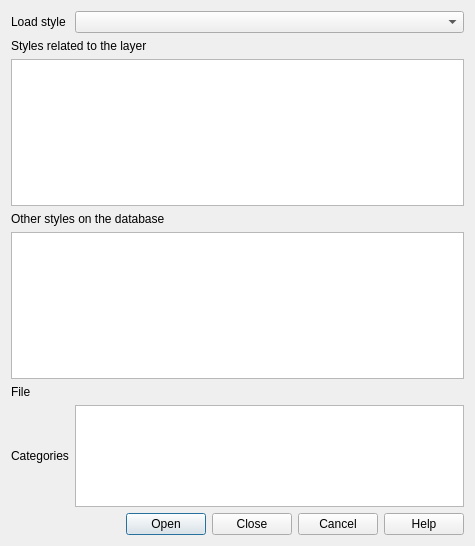
Before: the Qt Designer form src/ui/qgsvectorlayerloadstyledialog.ui in qgis/QGIS, drawn with Qt 5.
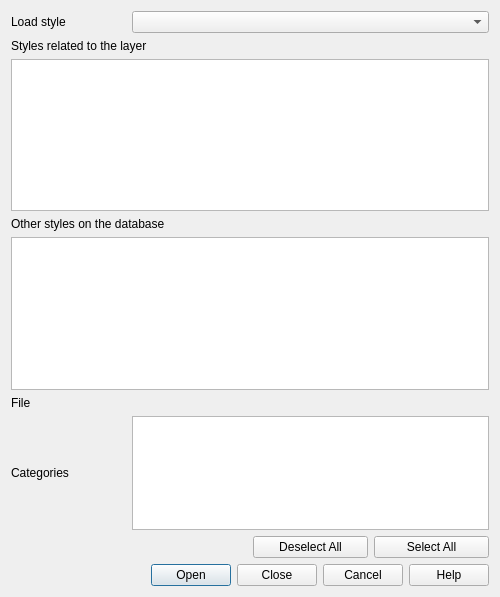
After: the same form once the commit is applied. Custom widgets are drawn as their Qt base class.

Commit message: add select/deselect all stlyle categories

Diff of the .ui file:
```diff
--- a/src/ui/qgsvectorlayerloadstyledialog.ui
+++ b/src/ui/qgsvectorlayerloadstyledialog.ui
@@ -6,8 +6,8 @@
    <rect>
     <x>0</x>
     <y>0</y>
-    <width>475</width>
-    <height>546</height>
+    <width>500</width>
+    <height>597</height>
    </rect>
   </property>
   <property name="sizePolicy">
@@ -23,19 +23,6 @@
    <bool>true</bool>
   </property>
   <layout class="QGridLayout" name="gridLayout">
-   <item row="0" column="1">
-    <widget class="QComboBox" name="mStyleTypeComboBox"/>
-   </item>
-   <item row="2" column="0">
-    <widget class="QLabel" name="mFileLabel">
-     <property name="text">
-      <string>File</string>
-     </property>
-    </widget>
-   </item>
-   <item row="2" column="1">
-    <widget class="QgsFileWidget" name="mFileWidget" native="true"/>
-   </item>
    <item row="0" column="0">
     <widget class="QLabel" name="mModeLabel">
      <property name="text">
@@ -43,24 +30,7 @@
      </property>
     </widget>
    </item>
-   <item row="3" column="0">
-    <widget class="QLabel" name="label_4">
-     <property name="text">
-      <string>Categories</string>
-     </property>
-    </widget>
-   </item>
-   <item row="3" column="1">
-    <widget class="QListView" name="mStyleCategoriesListView">
-     <property name="sizePolicy">
-      <sizepolicy hsizetype="Expanding" vsizetype="Expanding">
-       <horstretch>0</horstretch>
-       <verstretch>0</verstretch>
-      </sizepolicy>
-     </property>
-    </widget>
-   </item>
-   <item row="1" column="0" colspan="2">
+   <item row="1" column="0" colspan="4">
     <widget class="QWidget" name="mFromDbWidget" native="true">
      <layout class="QGridLayout" name="gridLayout_2">
       <property name="leftMargin">
@@ -106,7 +76,64 @@
      </layout>
     </widget>
    </item>
+   <item row="2" column="0">
+    <widget class="QLabel" name="mFileLabel">
+     <property name="text">
+      <string>File</string>
+     </property>
+    </widget>
+   </item>
+   <item row="3" column="0">
+    <widget class="QLabel" name="label_4">
+     <property name="text">
+      <string>Categories</string>
+     </property>
+    </widget>
+   </item>
+   <item row="3" column="1" colspan="3">
+    <widget class="QListView" name="mStyleCategoriesListView">
+     <property name="sizePolicy">
+      <sizepolicy hsizetype="Expanding" vsizetype="Expanding">
+       <horstretch>0</horstretch>
+       <verstretch>0</verstretch>
+      </sizepolicy>
+     </property>
+    </widget>
+   </item>
    <item row="4" column="0" colspan="2">
+    <spacer name="horizontalSpacer">
+     <property name="orientation">
+      <enum>Qt::Horizontal</enum>
+     </property>
+     <property name="sizeHint" stdset="0">
+      <size>
+       <width>235</width>
+       <height>20</height>
+      </size>
+     </property>
+    </spacer>
+   </item>
+   <item row="4" column="2">
+    <widget class="QPushButton" name="mHideAllButton">
+     <property name="text">
+      <string>Deselect All</string>
+     </property>
+    </widget>
+   </item>
+   <item row="4" column="3">
+    <widget class="QPushButton" name="mShowAllButton">
+     <property name="text">
+      <string>Select All</string>
+     </property>
+    </widget>
+   </item>
+   <item row="0" column="1" colspan="3">
+    <widget class="QComboBox" name="mStyleTypeComboBox"/>
+   </item>
+   <item row="2" column="1" colspan="3">
+    <widget class="QgsFileWidget" name="mFileWidget"/>
+   </item>
+   <item row="5" column="0" colspan="4">
     <widget class="QDialogButtonBox" name="mButtonBox">
      <property name="standardButtons">
       <set>QDialogButtonBox::Cancel|QDialogButtonBox::Close|QDialogButtonBox::Help|QDialogButtonBox::Open</set>
```
The commit also changes 5 other files.
